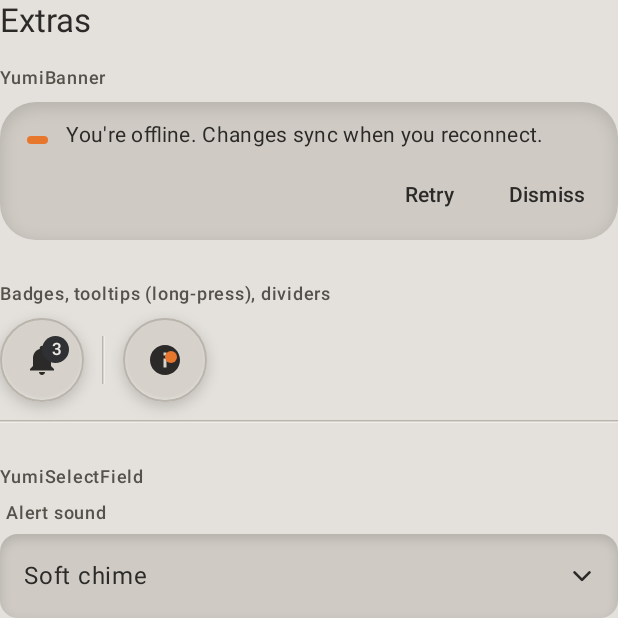
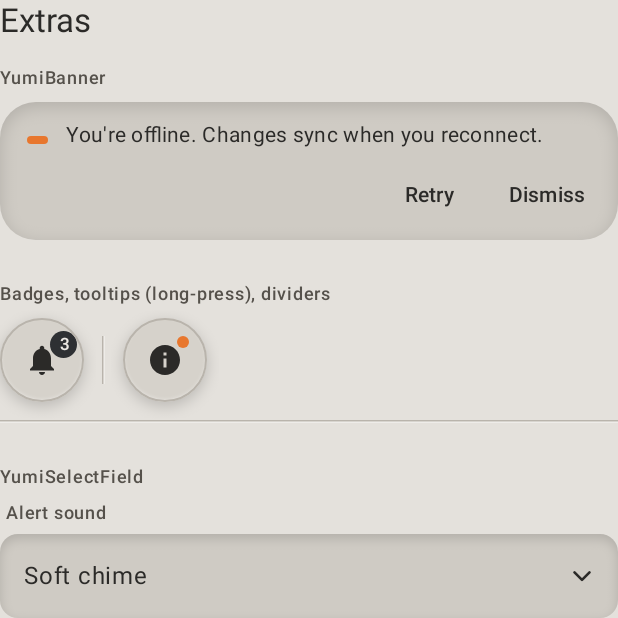
Before and after one commit to vladlazarean/casual-yumi, an Android app built with Jetpack Compose: the composable ExtrasSection shown on its own in the app's theme, on a phone screen of 412 x 824 dp, the top half of it. Run offline under Robolectric (Android 15) with nearby library versions, the phone set to English and light mode, and no system bars.

Commit message:
Badges clear of their icons; side sheet can stay inside its parent
- YumiBadgedBox places the badge on the icon's top-end corner with its
  own layout: the dot on the corner, a count badge nudged further out,
  so neither covers the glyph. Goldens for badges re-recorded.
- YumiModalSideSheet gains fullScreen (default true). With false it is
  drawn inside its parent like the modal drawer, with back handling.
- Catalog: drawer and side sheet demos share a recessed window.

Co-Authored-By: Claude Opus 5.5 <noreply@anthropic.com>

```diff
--- a/catalog/src/main/kotlin/dev/yumi/catalog/ExtrasSection.kt
+++ b/catalog/src/main/kotlin/dev/yumi/catalog/ExtrasSection.kt
@@ -24,7 +24,7 @@ import androidx.compose.runtime.rememberCoroutineScope
 import androidx.compose.runtime.saveable.rememberSaveable
 import androidx.compose.ui.Alignment
 import androidx.compose.ui.Modifier
-import androidx.compose.ui.draw.clipToBounds
+import androidx.compose.ui.draw.clip
 import androidx.compose.ui.unit.dp
 import dev.yumi.components.YumiAvatar
 import dev.yumi.components.YumiBadge
@@ -62,6 +62,7 @@ import dev.yumi.components.YumiTextButton
 import dev.yumi.components.YumiTooltipBox
 import dev.yumi.components.YumiVerticalDivider
 import dev.yumi.foundation.YumiTheme
+import dev.yumi.foundation.tray
 import kotlinx.coroutines.delay
 import kotlinx.coroutines.launch
 
@@ -216,8 +217,8 @@ internal fun ExtrasSection() {
         }
 
         CatalogGroup("YumiModalNavigationDrawer and YumiBottomAppBar") {
-            // Clip so the closed drawer's edge and shadow stay inside the demo box.
-            Box(Modifier.fillMaxWidth().height(320.dp).clipToBounds()) {
+            // Clip so the closed drawer's edge and shadow stay inside the demo window.
+            Box(Modifier.fillMaxWidth().height(320.dp).demoWindow()) {
                 YumiModalNavigationDrawer(
                     drawerState = drawerState,
                     drawerContent = {
@@ -254,14 +255,28 @@ internal fun ExtrasSection() {
                 }
             }
         }
-        CatalogGroup("YumiModalSideSheet: covers the whole screen") {
-            YumiButton(onClick = { sideSheet = true }) { Text("Side sheet") }
+        CatalogGroup("YumiModalSideSheet, drawn inside this window") {
+            Box(Modifier.fillMaxWidth().height(320.dp).demoWindow()) {
+                Column(
+                    Modifier.fillMaxSize(),
+                    verticalArrangement = Arrangement.spacedBy(CatalogSpacing.Item, Alignment.CenterVertically),
+                    horizontalAlignment = Alignment.CenterHorizontally,
+                ) {
+                    Text("${days.size} days picked", style = YumiTheme.typography.titleMedium, color = YumiTheme.colors.ink)
+                    YumiButton(onClick = { sideSheet = true }) { Text("Open side sheet") }
+                }
+                YumiModalSideSheet(
+                    visible = sideSheet,
+                    onDismissRequest = { sideSheet = false },
+                    modifier = Modifier.fillMaxWidth(0.85f),
+                    title = { Text("Filters") },
+                    fullScreen = false,
+                ) {
+                    YumiMultiChoiceSegmentedButtonRow(options = Weekdays, selected = days, onSelectionChange = { days = it }) { Text(it.take(1)) }
+                    YumiButton(onClick = { sideSheet = false }, variant = YumiButtonVariant.Accent) { Text("Apply") }
+                }
+            }
         }
-    }
-
-    YumiModalSideSheet(visible = sideSheet, onDismissRequest = { sideSheet = false }, title = { Text("Filters") }) {
-        YumiMultiChoiceSegmentedButtonRow(options = Weekdays, selected = days, onSelectionChange = { days = it }) { Text(it.take(1)) }
-        YumiButton(onClick = { sideSheet = false }, variant = YumiButtonVariant.Accent) { Text("Apply") }
     }
 
     if (rangeDialog) {
@@ -274,3 +289,8 @@ internal fun ExtrasSection() {
         )
     }
 }
+
+/** A recessed, clipped window that holds a drawer or side sheet demo. */
+@Composable
+private fun Modifier.demoWindow(): Modifier =
+    clip(YumiTheme.shapes.tray).tray(YumiTheme.colors.tray, YumiTheme.shapes.tray, YumiTheme.depth)
--- a/yumi-components/build.gradle.kts
+++ b/yumi-components/build.gradle.kts
@@ -21,6 +21,7 @@ android {
 dependencies {
     api(project(":yumi-foundation"))
     implementation(libs.compose.animation.core)
+    implementation(libs.activity.compose)
 
     testImplementation(libs.compose.ui.test.junit4)
     testImplementation(libs.robolectric)
--- a/yumi-components/src/main/kotlin/dev/yumi/components/YumiBadgeTooltipDivider.kt
+++ b/yumi-components/src/main/kotlin/dev/yumi/components/YumiBadgeTooltipDivider.kt
@@ -13,7 +13,6 @@ import androidx.compose.foundation.layout.size
 import androidx.compose.foundation.layout.sizeIn
 import androidx.compose.foundation.layout.width
 import androidx.compose.foundation.layout.widthIn
-import androidx.compose.material3.BadgedBox
 import androidx.compose.material3.ExperimentalMaterial3Api
 import androidx.compose.material3.Text
 import androidx.compose.material3.TooltipBox
@@ -27,10 +26,12 @@ import androidx.compose.ui.draw.dropShadow
 import androidx.compose.ui.geometry.Offset
 import androidx.compose.ui.graphics.Color
 import androidx.compose.ui.graphics.shadow.Shadow
+import androidx.compose.ui.layout.Layout
 import androidx.compose.ui.res.stringResource
 import androidx.compose.ui.semantics.clearAndSetSemantics
 import androidx.compose.ui.semantics.contentDescription
 import androidx.compose.ui.text.style.TextAlign
+import androidx.compose.ui.unit.Constraints
 import androidx.compose.ui.unit.Dp
 import androidx.compose.ui.unit.DpOffset
 import androidx.compose.ui.unit.dp
@@ -100,7 +101,10 @@ public fun YumiBadge(
 
 /**
  * Anchors a [YumiBadge] to the top-end corner of [content] (an icon, a navigation icon).
- * Built on Material 3's `BadgedBox`, which handles placement and RTL.
+ *
+ * The badge is centred on the corner, so it sits mostly outside a 24 dp icon's glyph instead of
+ * covering it: the dot on the very corner, a count badge nudged a little further out. Placement
+ * mirrors in RTL. The badge draws outside the box's bounds, like Material's.
  *
  * @param badge the badge.
  * @param modifier modifier for the box.
@@ -112,7 +116,25 @@ public fun YumiBadgedBox(
     modifier: Modifier = Modifier,
     content: @Composable BoxScope.() -> Unit,
 ) {
-    BadgedBox(badge = badge, modifier = modifier, content = content)
+    Layout(
+        content = {
+            Box(contentAlignment = Alignment.Center, content = content)
+            Box(content = badge)
+        },
+        modifier = modifier,
+    ) { measurables, constraints ->
+        val anchor = measurables[0].measure(constraints)
+        val badgePlaceable = measurables[1].measure(Constraints())
+        val isDot = badgePlaceable.height <= YumiBadgeDefaults.DotSize.roundToPx()
+        // Centre of the badge, relative to the anchor's top-end corner.
+        val outward = if (isDot) 0 else 2.dp.roundToPx()
+        val centreX = anchor.width + outward
+        val centreY = if (isDot) 0 else 1.dp.roundToPx()
+        layout(anchor.width, anchor.height) {
+            anchor.placeRelative(0, 0)
+            badgePlaceable.placeRelative(centreX - badgePlaceable.width / 2, centreY - badgePlaceable.height / 2, zIndex = 1f)
+        }
+    }
 }
 
 // ── Tooltips ───────────────────────────────────────────────────────────────
```
Also changed, not shown: yumi-components/src/main/kotlin/dev/yumi/components/YumiStructure.kt (+34 -6 lines), 3 other files.
